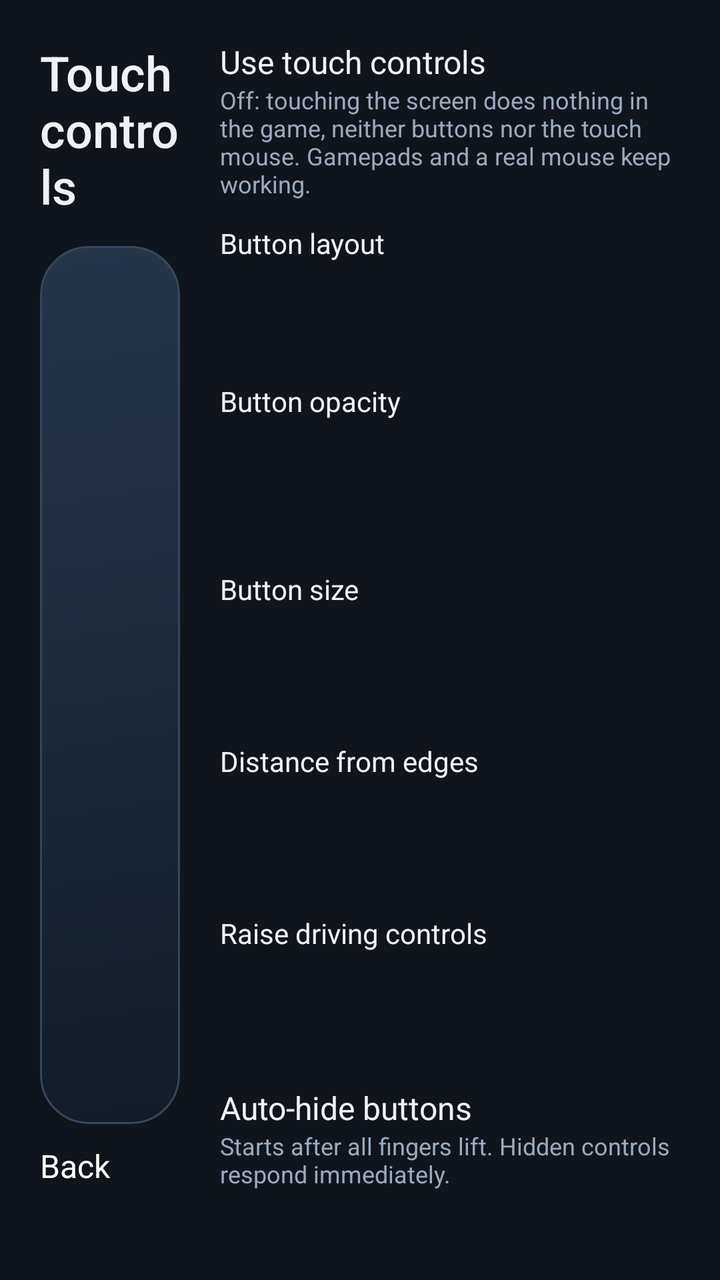
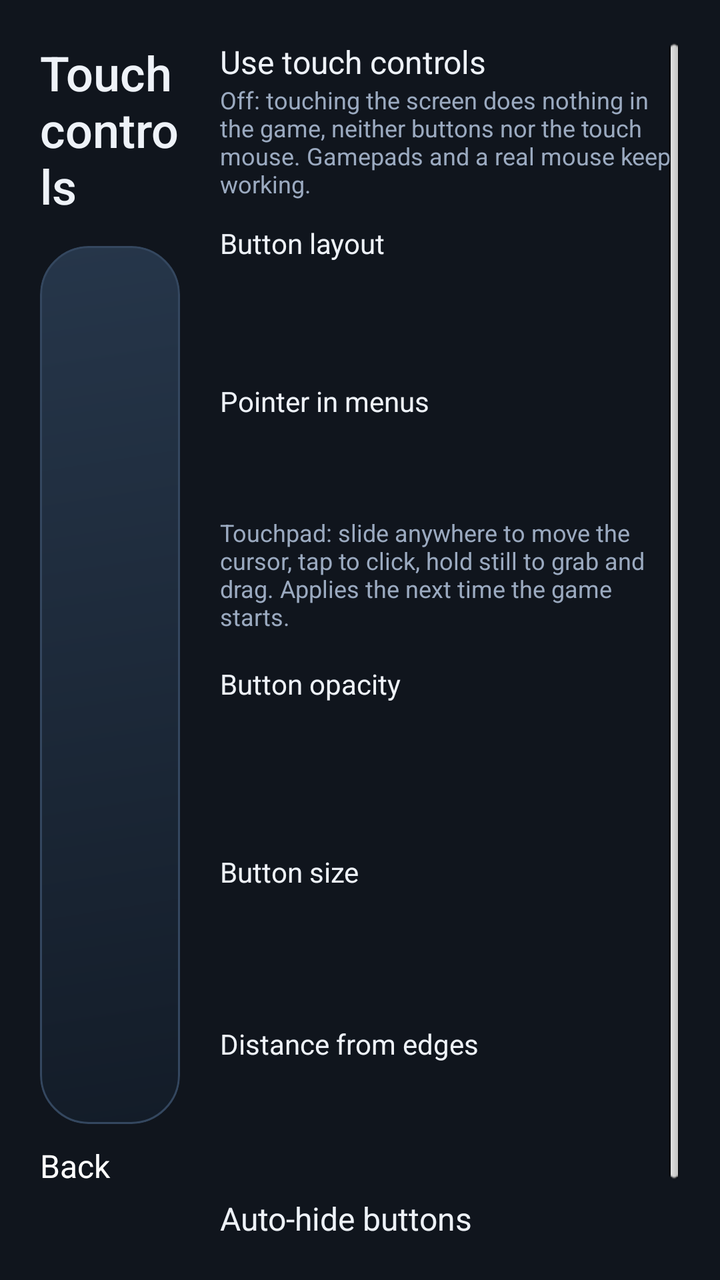

Two renders of the same Android screen: before a commit and after it. Below are the layout's source before the change and the commit's diff.
<!-- AndroidManifest.xml: application theme AppTheme -->
<!-- res/layout/activity_touch_controls.xml -->
<LinearLayout xmlns:android="http://schemas.android.com/apk/res/android" android:layout_width="match_parent" android:layout_height="match_parent" android:orientation="horizontal" android:padding="20dp" android:background="@color/ui_background">
 <LinearLayout android:layout_width="0dp" android:layout_weight="1" android:layout_height="match_parent" android:orientation="vertical" android:layout_marginRight="20dp">
  <TextView android:layout_width="match_parent" android:layout_height="wrap_content" android:text="@string/touch_settings" android:textColor="@color/ui_text" android:textSize="24sp" android:fontFamily="sans-serif-medium"/>
  <FrameLayout android:id="@+id/touch_preview" android:layout_width="match_parent" android:layout_height="0dp" android:layout_weight="1" android:layout_marginTop="14dp" android:background="@drawable/ui_hero" android:clipToOutline="true"/>
  <LinearLayout android:layout_width="match_parent" android:layout_height="48dp" android:layout_marginTop="10dp" android:orientation="horizontal">
   <Button android:id="@+id/back_button" android:layout_width="wrap_content" android:minWidth="96dp" android:layout_height="match_parent" android:text="@string/back_to_launcher" android:maxLines="1" android:ellipsize="end"/>
   <Button android:id="@id/edit_touch_layout" android:layout_width="0dp" android:layout_weight="1" android:layout_height="match_parent" android:layout_marginLeft="10dp" android:text="@string/edit_touch_layout" android:maxLines="1" android:ellipsize="end" android:autoSizeTextType="uniform" android:autoSizeMinTextSize="10sp" android:autoSizeMaxTextSize="14sp"/>
   <Button android:id="@+id/touch_keys_button" android:layout_width="0dp" android:layout_weight="1" android:layout_height="match_parent" android:layout_marginLeft="10dp" android:text="@string/touch_keys_button" android:maxLines="1" android:ellipsize="end" android:autoSizeTextType="uniform" android:autoSizeMinTextSize="10sp" android:autoSizeMaxTextSize="14sp"/>
  </LinearLayout>
 </LinearLayout>
 <ScrollView android:layout_width="230dp" android:layout_height="match_parent">
  <LinearLayout android:id="@+id/touch_options" android:layout_width="match_parent" android:layout_height="wrap_content" android:orientation="vertical">
   <CheckBox android:id="@+id/touch_enabled_check" android:layout_width="match_parent" android:layout_height="wrap_content" android:text="@string/pref_touch_enabled" android:textColor="@color/ui_text"/>
   <TextView android:layout_width="match_parent" android:layout_height="wrap_content" android:layout_marginBottom="12dp" android:text="@string/touch_enabled_note" android:textColor="@color/ui_muted" android:textSize="12sp"/>
   <TextView android:layout_width="match_parent" android:layout_height="wrap_content" android:text="@string/touch_layout_label" android:textColor="@color/ui_text"/>
   <Spinner android:id="@+id/touch_layout_spinner" android:layout_width="match_parent" android:layout_height="48dp"/>
   <TextView android:layout_width="match_parent" android:layout_height="wrap_content" android:layout_marginTop="12dp" android:text="@string/opacity_label" android:textColor="@color/ui_text"/>
   <TextView android:id="@+id/opacity_value" android:layout_width="wrap_content" android:layout_height="wrap_content" android:textColor="@color/ui_accent"/>
   <SeekBar android:id="@+id/opacity_seek" android:layout_width="match_parent" android:layout_height="48dp"/>
   <TextView android:layout_width="match_parent" android:layout_height="wrap_content" android:layout_marginTop="8dp" android:text="@string/size_label" android:textColor="@color/ui_text"/>
   <TextView android:id="@+id/size_value" android:layout_width="wrap_content" android:layout_height="wrap_content" android:textColor="@color/ui_accent"/>
   <SeekBar android:id="@+id/size_seek" android:layout_width="match_parent" android:layout_height="48dp"/>
   <TextView android:layout_width="match_parent" android:layout_height="wrap_content" android:text="@string/touch_edge_label" android:textColor="@color/ui_text"/>
   <TextView android:id="@+id/edge_value" android:layout_width="wrap_content" android:layout_height="wrap_content" android:textColor="@color/ui_accent"/>
   <SeekBar android:id="@+id/edge_seek" android:layout_width="match_parent" android:layout_height="48dp"/>
   <TextView android:layout_width="match_parent" android:layout_height="wrap_content" android:text="@string/touch_raise_label" android:textColor="@color/ui_text"/>
   <TextView android:id="@+id/raise_value" android:layout_width="wrap_content" android:layout_height="wrap_content" android:textColor="@color/ui_accent"/>
   <SeekBar android:id="@+id/raise_seek" android:layout_width="match_parent" android:layout_height="48dp"/>
   <CheckBox android:id="@+id/auto_hide_check" android:layout_width="match_parent" android:layout_height="wrap_content" android:text="@string/touch_dim_label" android:textColor="@color/ui_text"/>
   <TextView android:layout_width="match_parent" android:layout_height="wrap_content" android:text="@string/touch_dim_note" android:textColor="@color/ui_muted" android:textSize="12sp"/>
  </LinearLayout>
 </ScrollView>
</LinearLayout>
<!-- resources referenced by this layout -->
<resources>
  <color name="ui_accent">#F4B664</color>
  <color name="ui_background">#10151D</color>
  <color name="ui_muted">#9BAAC0</color>
  <color name="ui_text">#EEF2F8</color>
  <!-- drawable ui_hero (drawable) -->
  <shape xmlns:android="http://schemas.android.com/apk/res/android">
      <gradient android:startColor="#26364A" android:endColor="#131C28" android:angle="315"/>
      <corners android:radius="24dp"/>
      <stroke android:width="1dp" android:color="#34475F"/>
  </shape>
  <string name="back_to_launcher">Back</string>
  <string name="edit_touch_layout">Edit positions &amp; touch zones</string>
  <string name="opacity_label">Button opacity</string>
  <string name="pref_touch_enabled">Use touch controls</string>
  <string name="size_label">Button size</string>
  <string name="touch_dim_label">Auto-hide buttons</string>
  <string name="touch_dim_note">Starts after all fingers lift. Hidden controls respond immediately.</string>
  <string name="touch_edge_label">Distance from edges</string>
  <string name="touch_enabled_note">Off: touching the screen does nothing in the game, neither buttons nor the touch mouse. Gamepads and a real mouse keep working.</string>
  <string name="touch_keys_button">Keys</string>
  <string name="touch_layout_label">Button layout</string>
  <string name="touch_raise_label">Raise driving controls</string>
  <string name="touch_settings">Touch controls</string>
  <style name="AppTheme" parent="android:Theme.NoTitleBar.Fullscreen">
          
      </style>
</resources>

<!-- the commit's change to res/layout/activity_touch_controls.xml (unified diff, before → after) -->
@@ -14,6 +14,9 @@
    <TextView android:layout_width="match_parent" android:layout_height="wrap_content" android:layout_marginBottom="12dp" android:text="@string/touch_enabled_note" android:textColor="@color/ui_muted" android:textSize="12sp"/>
    <TextView android:layout_width="match_parent" android:layout_height="wrap_content" android:text="@string/touch_layout_label" android:textColor="@color/ui_text"/>
    <Spinner android:id="@+id/touch_layout_spinner" android:layout_width="match_parent" android:layout_height="48dp"/>
+   <TextView android:layout_width="match_parent" android:layout_height="wrap_content" android:layout_marginTop="12dp" android:text="@string/touch_pointer_label" android:textColor="@color/ui_text"/>
+   <Spinner android:id="@+id/touch_pointer_spinner" android:layout_width="match_parent" android:layout_height="48dp"/>
+   <TextView android:layout_width="match_parent" android:layout_height="wrap_content" android:layout_marginBottom="4dp" android:text="@string/touch_pointer_note" android:textColor="@color/ui_muted" android:textSize="12sp"/>
    <TextView android:layout_width="match_parent" android:layout_height="wrap_content" android:layout_marginTop="12dp" android:text="@string/opacity_label" android:textColor="@color/ui_text"/>
    <TextView android:id="@+id/opacity_value" android:layout_width="wrap_content" android:layout_height="wrap_content" android:textColor="@color/ui_accent"/>
    <SeekBar android:id="@+id/opacity_seek" android:layout_width="match_parent" android:layout_height="48dp"/>
@@ -23,10 +26,7 @@
    <TextView android:layout_width="match_parent" android:layout_height="wrap_content" android:text="@string/touch_edge_label" android:textColor="@color/ui_text"/>
    <TextView android:id="@+id/edge_value" android:layout_width="wrap_content" android:layout_height="wrap_content" android:textColor="@color/ui_accent"/>
    <SeekBar android:id="@+id/edge_seek" android:layout_width="match_parent" android:layout_height="48dp"/>
-   <TextView android:layout_width="match_parent" android:layout_height="wrap_content" android:text="@string/touch_raise_label" android:textColor="@color/ui_text"/>
-   <TextView android:id="@+id/raise_value" android:layout_width="wrap_content" android:layout_height="wrap_content" android:textColor="@color/ui_accent"/>
-   <SeekBar android:id="@+id/raise_seek" android:layout_width="match_parent" android:layout_height="48dp"/>
-   <CheckBox android:id="@+id/auto_hide_check" android:layout_width="match_parent" android:layout_height="wrap_content" android:text="@string/touch_dim_label" android:textColor="@color/ui_text"/>
+    <CheckBox android:id="@+id/auto_hide_check" android:layout_width="match_parent" android:layout_height="wrap_content" android:text="@string/touch_dim_label" android:textColor="@color/ui_text"/>
    <TextView android:layout_width="match_parent" android:layout_height="wrap_content" android:text="@string/touch_dim_note" android:textColor="@color/ui_muted" android:textSize="12sp"/>
   </LinearLayout>
  </ScrollView>
<!-- resource entries referenced after the edit -->
@@ -11,7 +11,7 @@
       <stroke android:width="1dp" android:color="#34475F"/>
   </shape>
   <string name="back_to_launcher">Back</string>
-  <string name="edit_touch_layout">Edit positions &amp; touch zones</string>
+  <string name="edit_touch_layout">Edit positions &amp; sizes</string>
   <string name="opacity_label">Button opacity</string>
   <string name="pref_touch_enabled">Use touch controls</string>
   <string name="size_label">Button size</string>
@@ -21,7 +21,8 @@
   <string name="touch_enabled_note">Off: touching the screen does nothing in the game, neither buttons nor the touch mouse. Gamepads and a real mouse keep working.</string>
   <string name="touch_keys_button">Keys</string>
   <string name="touch_layout_label">Button layout</string>
-  <string name="touch_raise_label">Raise driving controls</string>
+  <string name="touch_pointer_label">Pointer in menus</string>
+  <string name="touch_pointer_note">Touchpad: slide anywhere to move the cursor, tap to click, hold still to grab and drag. Applies the next time the game starts.</string>
   <string name="touch_settings">Touch controls</string>
   <style name="AppTheme" parent="android:Theme.NoTitleBar.Fullscreen">
           
